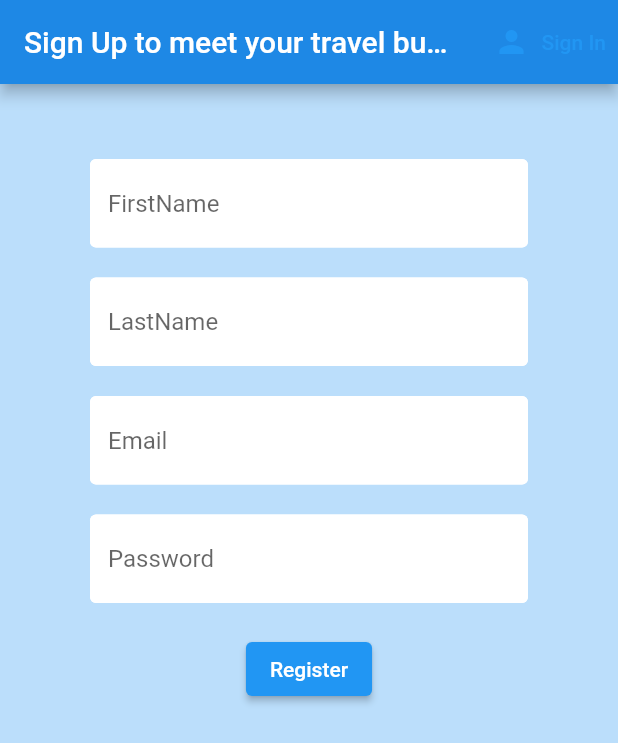
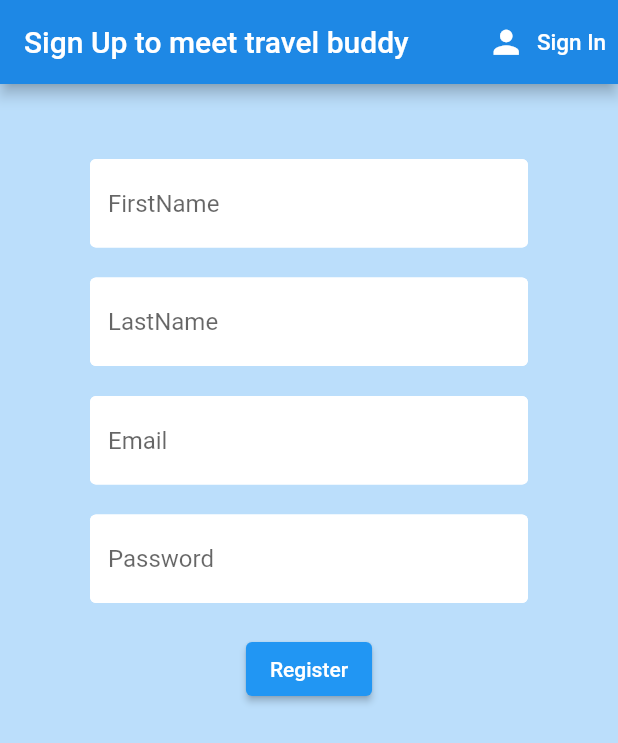
Before and after one commit to harsh-heda/travel, a Flutter app: the screen it shows after launch, after a tap on "Sign In", after a tap on "Register", on a phone screen of 412 x 824 dp. Shown: the top 743 px of the screen. Run offline on Flutter 3.47's test engine with Material 2 defaults, Android fonts, the phone set to English and light mode, and no system bars; our stand-ins replace cloud_firestore, firebase_auth, firebase_core, flutter_spinkit; accounts and stored records are empty.

```diff
--- a/lib/models/posts.dart
+++ b/lib/models/posts.dart
@@ -1,7 +1,7 @@
 class PostData {
   final String from;
   final String to;
-  final String date;
+  final DateTime date;
   final String time;
   final String uid;
   final String pid;
--- a/lib/screens/auth/register.dart
+++ b/lib/screens/auth/register.dart
@@ -32,11 +32,18 @@ class _RegisterState extends State<Register> {
             backgroundColor: Colors.blue[100],
             appBar: AppBar(
               backgroundColor: Colors.blue[600],
-              title: Text('Sign Up to meet your travel buddy'),
+              title: Text('Sign Up to meet travel buddy'),
               actions: <Widget>[
                 TextButton.icon(
-                  icon: Icon(Icons.person),
-                  label: Text('Sign In'),
+                  icon: Icon(
+                    Icons.person,
+                    color: Colors.white,
+                    size: 25,
+                  ),
+                  label: Text(
+                    'Sign In',
+                    style: TextStyle(color: Colors.white, fontSize: 15),
+                  ),
                   onPressed: () {
                     widget.toggleView();
                   },
--- a/lib/screens/auth/sign_in.dart
+++ b/lib/screens/auth/sign_in.dart
@@ -32,11 +32,18 @@ class _SignInState extends State<SignIn> {
             backgroundColor: Colors.blue[100],
             appBar: AppBar(
               backgroundColor: Colors.blue[600],
-              title: Text('Sign in to meet your travel buddy'),
+              title: Text('Sign in to meet travel buddy'),
               actions: <Widget>[
                 TextButton.icon(
-                  icon: Icon(Icons.person),
-                  label: Text('Register'),
+                  icon: Icon(
+                    Icons.person,
+                    color: Colors.white,
+                    size: 25,
+                  ),
+                  label: Text(
+                    'Register',
+                    style: TextStyle(color: Colors.white, fontSize: 15),
+                  ),
                   onPressed: () {
                     widget.toggleView();
                   },
--- a/lib/screens/home/customCard.dart
+++ b/lib/screens/home/customCard.dart
@@ -30,7 +30,9 @@ class CustomCard extends StatelessWidget {
                           userData.lastName.toUpperCase(),
                       to: post.to.toUpperCase(),
                       from: post.from.toUpperCase(),
-                      date: post.date,
+                      date: DateFormat.yMMMd('en_US')
+                          .format(post.date)
+                          .toString(),
                       time: post.time,
                       timestamp: DateFormat.yMMMd('en_US')
                           .format(DateTime.parse(post.timestamp))
--- a/lib/screens/home/home.dart
+++ b/lib/screens/home/home.dart
@@ -28,7 +28,6 @@ class _HomeState extends State<Home> {
       else {
         setState(() => value = data);
       }
-      //print(data);
     }
 
     void _showAddPostPanel() {
--- a/lib/screens/myProfile/profileCustomCard.dart
+++ b/lib/screens/myProfile/profileCustomCard.dart
@@ -1,4 +1,5 @@
 import 'package:flutter/material.dart';
+import 'package:intl/intl.dart';
 import 'package:travel/models/users.dart';
 import 'package:travel/shared/desc.dart';
 import 'package:travel/models/posts.dart';
@@ -52,7 +53,9 @@ class ProfileCustomCard extends StatelessWidget {
                           userData.lastName.toUpperCase(),
                       to: post.to.toUpperCase(),
                       from: post.from.toUpperCase(),
-                      date: post.date,
+                      date: DateFormat.yMMMd('en_US')
+                          .format(post.date)
+                          .toString(),
                       time: post.time,
                     ),
                   ),
```
Also changed, not shown: lib/screens/home/post_list.dart (+5 -3 lines), lib/screens/home/travelPost_form.dart (+11 -5 lines), lib/screens/myProfile/profilePost_form.dart (+7 -7 lines), lib/services/database.dart (+10 -7 lines).
